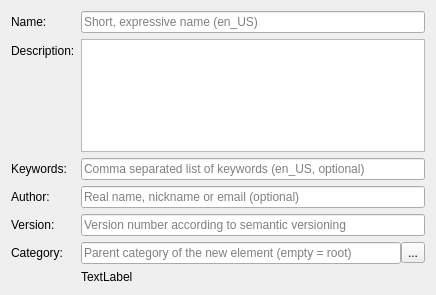
This is libs/librepcb/libraryeditor/newelementwizard/newelementwizardpage_entermetadata.ui in LibrePCB/LibrePCB as Qt 5 draws it before an edit. The edited form follows.
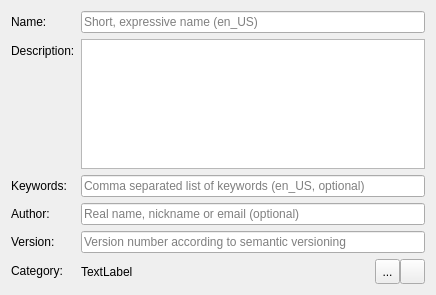
This is the edited form. Icons and pictures are not drawn.

```diff
--- a/libs/librepcb/libraryeditor/newelementwizard/newelementwizardpage_entermetadata.ui
+++ b/libs/librepcb/libraryeditor/newelementwizard/newelementwizardpage_entermetadata.ui
@@ -115,31 +115,62 @@
       <number>0</number>
      </property>
      <item>
-      <widget class="QLineEdit" name="edtCategory">
-       <property name="maxLength">
-        <number>50</number>
-       </property>
-       <property name="placeholderText">
-        <string>Parent category of the new element (empty = root)</string>
+      <widget class="QLabel" name="lblCategoryTree">
+       <property name="text">
+        <string notr="true">TextLabel</string>
        </property>
       </widget>
      </item>
      <item>
       <widget class="QToolButton" name="btnChooseCategory">
+       <property name="minimumSize">
+        <size>
+         <width>25</width>
+         <height>25</height>
+        </size>
+       </property>
+       <property name="maximumSize">
+        <size>
+         <width>25</width>
+         <height>25</height>
+        </size>
+       </property>
+       <property name="toolTip">
+        <string>Choose category</string>
+       </property>
        <property name="text">
-        <string>...</string>
+        <string notr="true">...</string>
+       </property>
+      </widget>
+     </item>
+     <item>
+      <widget class="QToolButton" name="btnResetCategory">
+       <property name="minimumSize">
+        <size>
+         <width>25</width>
+         <height>25</height>
+        </size>
+       </property>
+       <property name="maximumSize">
+        <size>
+         <width>25</width>
+         <height>25</height>
+        </size>
+       </property>
+       <property name="toolTip">
+        <string>Reset</string>
+       </property>
+       <property name="text">
+        <string notr="true"/>
+       </property>
+       <property name="icon">
+        <iconset resource="../../../../img/images.qrc">
+         <normaloff>:/img/actions/undo.png</normaloff>:/img/actions/undo.png</iconset>
        </property>
       </widget>
      </item>
     </layout>
    </item>
-   <item row="6" column="1">
-    <widget class="QLabel" name="lblCategoryTree">
-     <property name="text">
-      <string notr="true">TextLabel</string>
-     </property>
-    </widget>
-   </item>
   </layout>
  </widget>
  <resources/>
```
Left out of the diff: 4 changed lines with no effect on the pictures.
